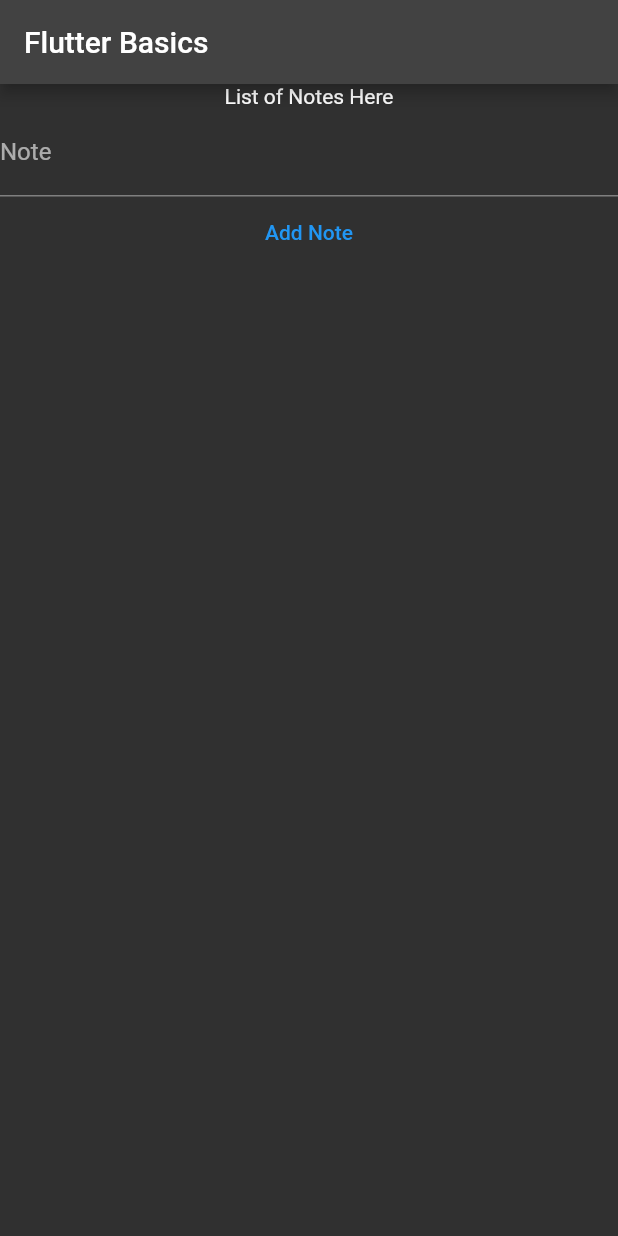
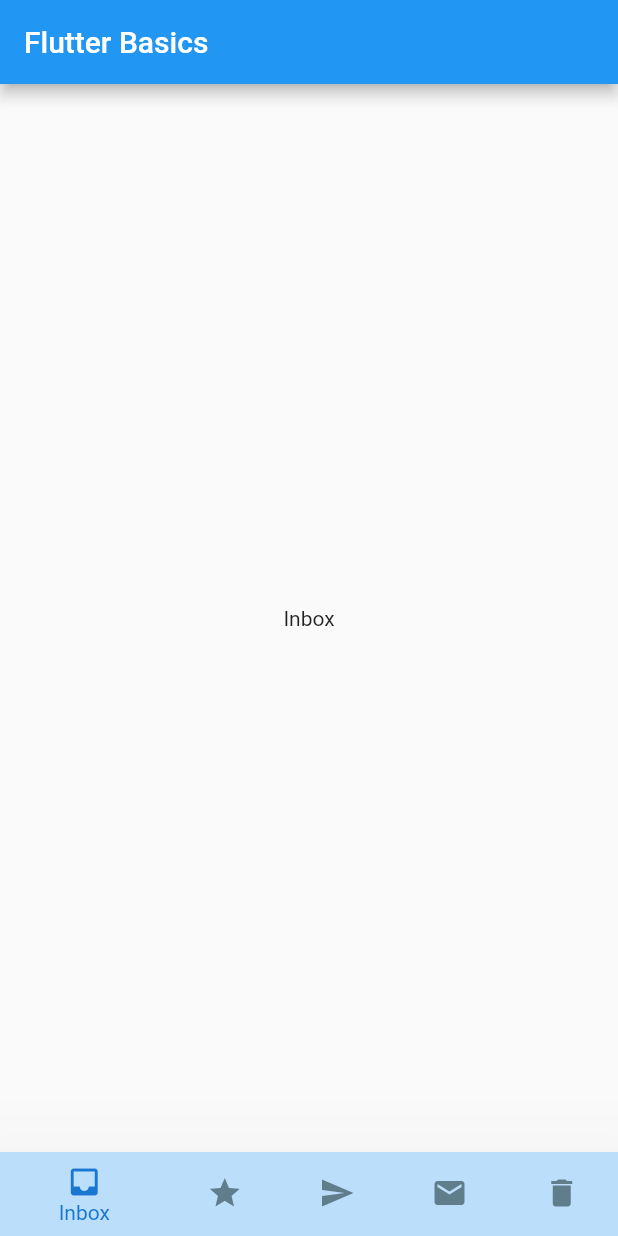
Before and after one commit to airacalins/flutter_bottom_navigation, a Flutter app: the screen it shows after launch, on a phone screen of 412 x 824 dp. Run offline on Flutter 3.47's test engine with Material 2 defaults, Android fonts, the phone set to English and light mode, and no system bars.

Commit message:
bottom navigation

```diff
--- /dev/null
+++ b/lib/dafaults/bottom_navigation.dart
@@ -0,0 +1,29 @@
+import 'package:flutter/material.dart';
+
+class BottomNavigation {
+  static final bottomNavText = [
+    'Inbox',
+    'Starred',
+    'Sent',
+    'Drafts',
+    'Trash',
+    'Spam',
+  ];
+
+  static final bottomNavIcon = [
+    Icons.inbox,
+    Icons.star,
+    Icons.send,
+    Icons.mail,
+    Icons.delete,
+    Icons.warning_rounded,
+  ];
+
+  static final screens = [
+    const Center(child: Text('Inbox')),
+    const Center(child: Text('Starred')),
+    const Center(child: Text('Sent')),
+    const Center(child: Text('Draft')),
+    const Center(child: Text('Trash')),
+  ];
+}
--- /dev/null
+++ b/lib/dafaults/color_theme.dart
@@ -0,0 +1,7 @@
+import 'package:flutter/material.dart';
+
+class ColorTheme {
+  static const Color drawerItemColor = Colors.blueGrey;
+  static final Color drawerItemSelectedColor = Colors.blue.shade700;
+
+}
--- a/lib/home.dart
+++ /dev/null
@@ -1,58 +0,0 @@
-// ignore_for_file: prefer_const_constructors
-import 'package:flutter/material.dart';
-
-class Notes extends StatefulWidget {
-  const Notes({ Key? key }) : super(key: key);
-
-  @override
-  State<Notes> createState() => _NotesState();
-}
-
-class _NotesState extends State<Notes> {
-  final List<String> _notes = List.empty(growable: true);
-
-  void _createNote(String title) {
-    final newNote = title;
-
-    setState(() {
-      _notes.add(newNote);
-    });
-  }
-
-  @override
-  Widget build(BuildContext context) {
-    return Column(
-      children: [
-        Text('List of Notes Here'),
-        CreateNote(_createNote)
-      ],
-    );
-  }
-}
-
-class CreateNote extends StatefulWidget {
-  final Function createNote;
-  const CreateNote(this.createNote);
-
-  @override
-  State<CreateNote> createState() => _CreateNoteState();
-}
-
-class _CreateNoteState extends State<CreateNote> {
-  final noteController = TextEditingController();
-
-  @override
-  Widget build(BuildContext context) {
-    return
-      Column(children: [
-        TextField(
-        decoration: InputDecoration(labelText: 'Note'),
-        controller: noteController,
-      ),
-      TextButton(
-        child: Text('Add Note'),
-        onPressed: () =>  print(widget.createNote(noteController.text))
-      )]
-    );
-  }
-}
--- a/lib/main.dart
+++ b/lib/main.dart
@@ -1,7 +1,7 @@
 // ignore_for_file: prefer_const_constructors
 
 import 'package:flutter/material.dart';
-import 'package:flutter_playground/home.dart';
+import 'package:flutter_playground/screens/home.dart';
 
 void main() {
   runApp(MyApp());
@@ -13,13 +13,7 @@ class MyApp extends StatelessWidget {
   @override
   Widget build(BuildContext context) {
     return MaterialApp(
-      theme: ThemeData.dark(),
-      home: Scaffold(
-        appBar: AppBar(
-          title: Text('Flutter Basics'),
-        ),
-        body: Notes(),
-      ),
+      home: Home(),
     );
   }
 }
--- /dev/null
+++ b/lib/screens/home.dart
@@ -0,0 +1,65 @@
+// ignore_for_file: prefer_const_constructors
+
+import 'package:flutter/material.dart';
+import 'package:flutter_playground/dafaults/bottom_navigation.dart';
+import 'package:flutter_playground/dafaults/color_theme.dart';
+
+class Home extends StatefulWidget {
+  const Home({ Key? key }) : super(key: key);
+
+  @override
+  State<Home> createState() => _HomeState();
+}
+
+class _HomeState extends State<Home> {
+  var activeNavigationIndex = 0;
+
+  @override
+  Widget build(BuildContext context) {
+    return Scaffold(
+      appBar: AppBar(
+        title: Text('Flutter Basics'),
+      ),
+      body: BottomNavigation.screens[activeNavigationIndex],
+      bottomNavigationBar: BottomNavigationBar(
+        type: BottomNavigationBarType.shifting,
+        elevation: 60,
+        selectedItemColor: ColorTheme.drawerItemSelectedColor,
+        unselectedItemColor: ColorTheme.drawerItemColor,
+        currentIndex: activeNavigationIndex,
+        onTap: (value) => setState(() => activeNavigationIndex = value),
+        items: [
+          BottomNavigationBarItem(
+            backgroundColor: Colors.blue.shade100,
+            icon: Icon(BottomNavigation.bottomNavIcon[0]),
+            label: BottomNavigation.bottomNavText[0]
+          ),
+
+          BottomNavigationBarItem(
+            backgroundColor: Colors.blue.shade100,
+            icon: Icon(BottomNavigation.bottomNavIcon[1]),
+            label: BottomNavigation.bottomNavText[1]
+          ),
+
+          BottomNavigationBarItem(
+            backgroundColor: Colors.blue.shade100,
+            icon: Icon(BottomNavigation.bottomNavIcon[2]),
+            label: BottomNavigation.bottomNavText[2]
+          ),
+
+          BottomNavigationBarItem(
+            backgroundColor: Colors.blue.shade100,
+            icon: Icon(BottomNavigation.bottomNavIcon[3]),
+            label: BottomNavigation.bottomNavText[3]
+          ),
+
+          BottomNavigationBarItem(
+            backgroundColor: Colors.blue.shade100,
+            icon: Icon(BottomNavigation.bottomNavIcon[4]),
+            label: BottomNavigation.bottomNavText[4]
+          ),
+        ],
+      ),
+    );
+  }
+}
```
Also changed, not shown: 3 other files.
